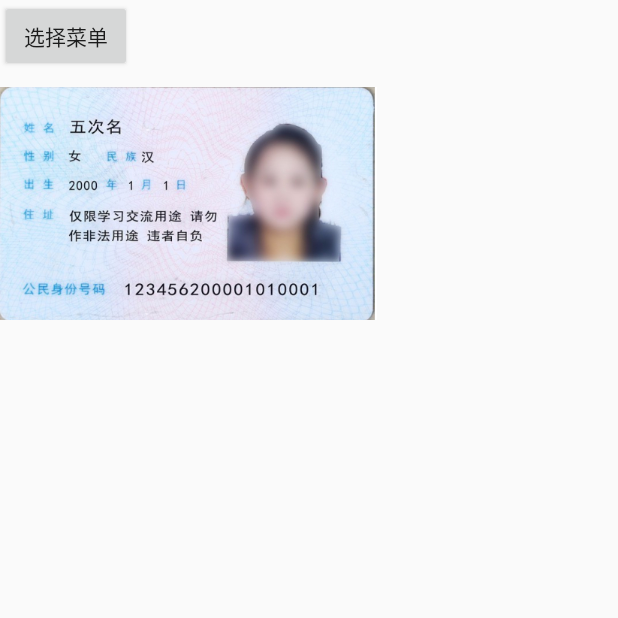
After one commit to ywtony/tony_ai, an Android app: the CardDistinguishActivity screen opened directly, with no data from a screen before it, on a phone screen of 412 x 824 dp, the top half of it. The commit adds this screen. Run offline under Robolectric (Android 15) with nearby library versions, the phone set to English and light mode, and no system bars; our stand-ins replace ButterKnife; libraries missing offline, so code that uses them is left out: com.donkingliang.imageselector, com.zhy.autolayout, org.opencv.android, org.opencv.core, org.opencv.imgproc.

Commit message:
提取身份证号详细案例

```diff
--- a/app/src/main/AndroidManifest.xml
+++ b/app/src/main/AndroidManifest.xml
@@ -40,7 +40,8 @@
         <activity android:name=".ui.FeatureTestingMatchingActivity" />
         <!-- 相机的使用-->
         <activity android:name=".ui.CameraTestingActivity" />
-
+        <!--        身份证识别-->
+        <activity android:name=".ui.CardDistinguishActivity"/>
 
         <!--        //图片选择Activity-->
         <activity
--- a/app/src/main/java/com/tony/ced/MainActivity.java
+++ b/app/src/main/java/com/tony/ced/MainActivity.java
@@ -17,6 +17,7 @@ import com.tony.ced.bean.MainItem;
 import com.tony.ced.ui.BaseFeaturesTestingActivity;
 import com.tony.ced.ui.BitmapOptionActivity;
 import com.tony.ced.ui.CameraTestingActivity;
+import com.tony.ced.ui.CardDistinguishActivity;
 import com.tony.ced.ui.FeatureTestingMatchingActivity;
 import com.tony.ced.ui.GrayImageActivity;
 import com.tony.ced.ui.ImageOptionActivity;
@@ -109,7 +110,7 @@ public class MainActivity extends BaseActivity {
         datas.add(new MainItem("图像基本特征检测", BaseFeaturesTestingActivity.class.getName()));
         datas.add(new MainItem("图像特征检测与匹配", FeatureTestingMatchingActivity.class.getName()));
         datas.add(new MainItem("相机的使用", CameraTestingActivity.class.getName()));
-
+        datas.add(new MainItem("身份证识别步骤分解", CardDistinguishActivity.class.getName()));
     }
 
     /**
--- /dev/null
+++ b/app/src/main/java/com/tony/ced/ui/CardDistinguishActivity.java
@@ -0,0 +1,219 @@
+package com.tony.ced.ui;
+
+import android.graphics.Bitmap;
+import android.graphics.BitmapFactory;
+import android.os.Bundle;
+import android.util.Log;
+import android.widget.Button;
+import android.widget.ImageView;
+
+import androidx.annotation.Nullable;
+
+import com.tony.ced.BaseActivity;
+import com.tony.ced.R;
+
+import org.opencv.android.Utils;
+import org.opencv.core.Core;
+import org.opencv.core.Mat;
+import org.opencv.core.MatOfPoint;
+import org.opencv.core.Point;
+import org.opencv.core.Rect;
+import org.opencv.core.Scalar;
+import org.opencv.core.Size;
+import org.opencv.imgproc.Imgproc;
+
+import java.util.ArrayList;
+import java.util.List;
+
+import butterknife.BindView;
+import butterknife.ButterKnife;
+
+/**
+ * @ProjectName: tony_ai
+ * @Package: com.tony.ced.ui
+ * @ClassName: CardDistinguish
+ * @Description: 身份证识别
+ * @Author: wei.yang
+ * @CreateDate: 2020/12/26 14:15
+ * @UpdateUser: 更新者：wei.yang
+ * @UpdateDate: 2020/12/26 14:15
+ * @UpdateRemark: 更新说明：
+ * @Version: 1.0
+ */
+public class CardDistinguishActivity extends BaseActivity {
+    @BindView(R.id.btnSelectMenu)
+    Button btnMenu;
+    @BindView(R.id.ivImage)
+    ImageView ivImage;
+
+    @Override
+    protected void onCreate(@Nullable Bundle savedInstanceState) {
+        super.onCreate(savedInstanceState);
+        setContentView(R.layout.activity_card_distinguish);
+        ButterKnife.bind(this);
+        initViews();
+    }
+
+    private void initViews() {
+        btnMenu.setOnClickListener(v -> {
+            selectMenu();
+        });
+    }
+
+    private void selectMenu() {
+        List<String> datas = new ArrayList<>();
+        datas.add("转换为灰度图");
+        datas.add("对图像进行二值分割");
+        datas.add("对二值分割后的图像进行反转");
+        datas.add("执行膨胀操作");
+        datas.add("发现轮廓并绘制轮廓");
+        show(datas);
+    }
+
+    @Override
+    public void onMenuItemClick(int position) {
+        super.onMenuItemClick(position);
+        switch (position) {
+            case 0://转换为灰度图
+                showImage(getGrayMat());
+                break;
+            case 1://对图像进行二值分割
+                showImage(getThresholdMat());
+                break;
+            case 2://对二值分割后的图像进行反转，得到白字黑色背景
+                showImage(getNotMat());
+                break;
+            case 3://执行膨胀操作
+                showImage(getOpenMat());
+                break;
+            case 4://发现轮廓并绘制轮廓
+                showImage(getFindContours());
+                break;
+        }
+    }
+
+    /**
+     * @description 获取输入图
+     * @date: 2020/12/26 14:25
+     * @author: wei.yang
+     */
+    private Mat getSrc() {
+        Bitmap bitmap = BitmapFactory.decodeResource(getResources(), R.mipmap.card_id_face);
+        //将bitmap转换为mat对象
+        Mat dst = new Mat();
+        Utils.bitmapToMat(bitmap, dst);
+        //将RGBA色彩空间转换为BGR色彩控件
+        Mat dst2 = new Mat();
+        Imgproc.cvtColor(dst, dst2, Imgproc.COLOR_RGBA2BGR);
+        dst.release();
+        return dst2;
+    }
+
+    /**
+     * @description 展示图片
+     * @date: 2020/12/26 14:28
+     * @author: wei.yang
+     */
+    private void showImage(Mat src) {
+        Bitmap bitmap = Bitmap.createBitmap(src.width(), src.height(), Bitmap.Config.ARGB_8888);
+//        Mat dst = new Mat();
+//        Imgproc.cvtColor(src, dst, Imgproc.COLOR_BGR2RGBA);
+        Utils.matToBitmap(src, bitmap);
+        src.release();
+        ivImage.setImageBitmap(bitmap);
+    }
+
+    /**
+     * @description 将输入图像转换为灰度图像
+     * @date: 2020/12/26 14:26
+     * @author: wei.yang
+     */
+    private Mat getGrayMat() {
+        Mat src = getSrc();
+        Mat gray = new Mat();
+        Imgproc.cvtColor(src, gray, Imgproc.COLOR_BGR2GRAY);
+        src.release();
+        return gray;
+    }
+
+    /**
+     * @description 对图像进行二值分割
+     * @date: 2020/12/26 14:34
+     * @author: wei.yang
+     */
+    private Mat getThresholdMat() {
+        Mat gray = getGrayMat();
+        Mat dst = new Mat();
+        Imgproc.threshold(gray, dst, 0, 255, Imgproc.THRESH_OTSU);
+        gray.release();
+        return dst;
+    }
+
+    /**
+     * @description 对图像进行反转
+     * @date: 2020/12/26 14:40
+     * @author: wei.yang
+     */
+    private Mat getNotMat() {
+        Mat thresholdMat = getThresholdMat();
+        Mat dst = new Mat();
+        Core.bitwise_not(thresholdMat, dst);
+        thresholdMat.release();
+        return dst;
+    }
+
+    /**
+     * @description 使用膨胀操作使文本扩张黏连.因为膨胀操作可以使元素更厚重
+     * @date: 2020/12/26 14:43
+     * @author: wei.yang
+     */
+    private Mat getOpenMat() {
+        Mat src = getNotMat();
+        Mat dst = new Mat();
+        //创建结构元素,此处结构元素的大小代表膨胀的程度，实验下来的结果是，结构元素越大则膨胀程度越大，对象黏连的约紧密（可使用7x7膨胀5此，也可以使用3x3膨胀12此，测试图片中的身份证号就会黏连）
+        Mat kernal = Imgproc.getStructuringElement(Imgproc.MORPH_CROSS, new Size(3, 3));
+        //执行膨胀操作
+        Imgproc.dilate(src, dst, kernal, new Point(-1, -1), 12);
+        src.release();
+        kernal.release();
+        return dst;
+    }
+
+    /**
+     * @description 执行轮廓发现操作
+     * @date: 2020/12/26 14:52
+     * @author: wei.yang
+     */
+    private Mat getFindContours() {
+        Mat src = getOpenMat();
+        List<MatOfPoint> contours = new ArrayList<>();
+        Mat hierarchy = new Mat();
+        Imgproc.findContours(src, contours, hierarchy, Imgproc.RETR_EXTERNAL, Imgproc.CHAIN_APPROX_SIMPLE, new Point(0, 0));
+        //绘制轮廓
+        Mat dst = getSrc();
+//        Mat dst = new Mat();
+//        dst.create(src.size(), src.type());
+        for (int i = 0; i < contours.size(); i++) {
+            Rect rect = Imgproc.boundingRect(contours.get(i));
+            double w = rect.width;
+            double h = rect.height;
+            double rate = Math.min(w, h) / Math.max(w, h);
+            Log.e("BoundRect ", "rate:" + rate);
+            if (w / h > 5) {
+//                Imgproc.drawContours(dst, contours, i, new Scalar(255, 0, 0), 2);
+                dst = new Mat(dst,rect);
+            }
+
+        }
+        return dst;
+    }
+
+    /**
+     * @description 获取身份证号码识别区域
+     * @date: 2020/12/26 15:08
+     * @author: wei.yang
+     */
+    private void getCardNumber() {
+//        Imgproc.minAreaRect()
+    }
+}
--- /dev/null
+++ b/app/src/main/res/layout/activity_card_distinguish.xml
@@ -0,0 +1,22 @@
+<?xml version="1.0" encoding="utf-8"?>
+<androidx.constraintlayout.widget.ConstraintLayout xmlns:android="http://schemas.android.com/apk/res/android"
+    xmlns:app="http://schemas.android.com/apk/res-auto"
+    xmlns:tools="http://schemas.android.com/tools"
+    android:layout_width="match_parent"
+    android:layout_height="match_parent"
+    tools:ignore="MissingConstraints">
+
+    <Button
+        android:id="@+id/btnSelectMenu"
+        android:layout_width="wrap_content"
+        android:layout_height="wrap_content"
+        android:text="选择菜单" />
+
+    <ImageView
+        android:id="@+id/ivImage"
+        android:layout_width="wrap_content"
+        android:layout_height="wrap_content"
+        android:layout_marginTop="10dp"
+        android:src="@mipmap/card_id_face"
+        app:layout_constraintTop_toBottomOf="@+id/btnSelectMenu" />
+</androidx.constraintlayout.widget.ConstraintLayout>
```
Also changed, not shown: app/src/main/cpp/CMakeLists.txt (added, +52 -0 lines), app/src/main/java/com/tony/ced/n/FaceDetectionNative.java (added, +16 -0 lines), app/src/main/res/mipmap-xhdpi/card_id_face.png (added), app/src/main/res/mipmap-xhdpi/card_id_unface.png (added), 1 other file.
